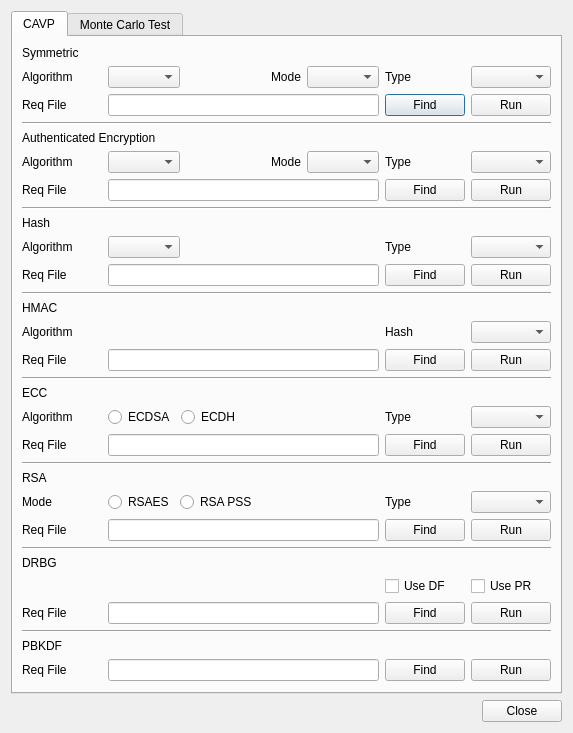
This is BerEditor/cavp_dlg.ui in jykim74/BerEditor as Qt 5 draws it before an edit. The edited form follows.
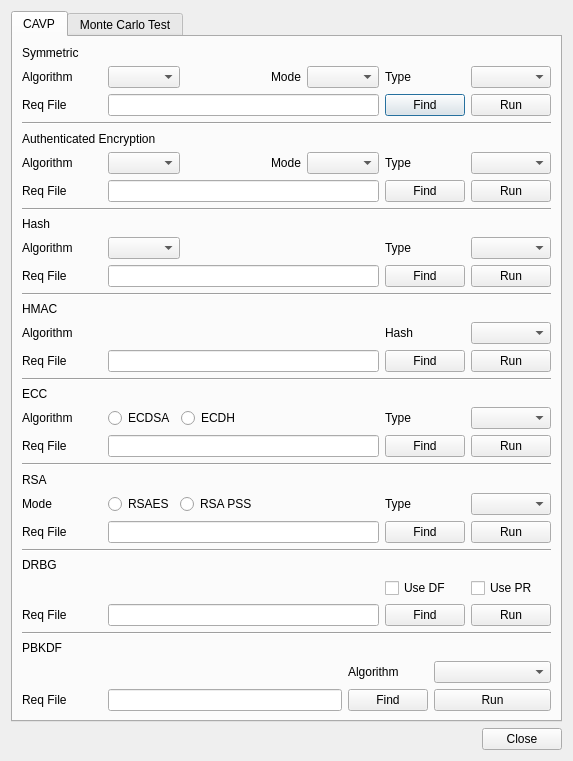
This is the edited form.

Commit message: CAVP 기능 틀 만듬

```diff
--- a/BerEditor/cavp_dlg.ui
+++ b/BerEditor/cavp_dlg.ui
@@ -7,7 +7,7 @@
     <x>0</x>
     <y>0</y>
     <width>573</width>
-    <height>715</height>
+    <height>730</height>
    </rect>
   </property>
   <property name="windowTitle">
@@ -633,54 +633,67 @@
        </item>
        <item>
         <layout class="QGridLayout" name="gridLayout_9">
-         <property name="topMargin">
-          <number>0</number>
-         </property>
-         <item row="0" column="2">
-          <widget class="QPushButton" name="mPBKDFFindBtn">
-           <property name="text">
-            <string>Find</string>
-           </property>
-          </widget>
-         </item>
-         <item row="0" column="0">
-          <widget class="QLabel" name="label_25">
-           <property name="minimumSize">
-            <size>
-             <width>80</width>
-             <height>0</height>
-            </size>
-           </property>
-           <property name="text">
-            <string>Req File</string>
-           </property>
-          </widget>
-         </item>
-         <item row="0" column="1">
+         <item row="1" column="1" colspan="2">
           <widget class="QLineEdit" name="mPBKDFReqFileText"/>
          </item>
-         <item row="0" column="3">
+         <item row="1" column="0">
+          <widget class="QLabel" name="label_49">
+           <property name="maximumSize">
+            <size>
+             <width>80</width>
+             <height>16777215</height>
+            </size>
+           </property>
+           <property name="text">
+            <string>Req File</string>
+           </property>
+          </widget>
+         </item>
+         <item row="1" column="3">
+          <widget class="QPushButton" name="mPBKDFFindBtn">
+           <property name="text">
+            <string>Find</string>
+           </property>
+          </widget>
+         </item>
+         <item row="1" column="4">
           <widget class="QPushButton" name="mPBKDFRunBtn">
            <property name="text">
             <string>Run</string>
            </property>
           </widget>
          </item>
+         <item row="0" column="4">
+          <widget class="QComboBox" name="mPBKDFAlgCombo"/>
+         </item>
+         <item row="0" column="3">
+          <widget class="QLabel" name="label_25">
+           <property name="maximumSize">
+            <size>
+             <width>80</width>
+             <height>16777215</height>
+            </size>
+           </property>
+           <property name="text">
+            <string>Algorithm</string>
+           </property>
+          </widget>
+         </item>
+         <item row="0" column="0" colspan="3">
+          <spacer name="horizontalSpacer_13">
+           <property name="orientation">
+            <enum>Qt::Horizontal</enum>
+           </property>
+           <property name="sizeHint" stdset="0">
+            <size>
+             <width>40</width>
+             <height>20</height>
+            </size>
+           </property>
+          </spacer>
+         </item>
         </layout>
        </item>
-       <item>
-        <spacer name="verticalSpacer_2">
-         <property name="orientation">
-          <enum>Qt::Vertical</enum>
-         </property>
-         <property name="sizeHint" stdset="0">
-          <size>
-           <width>20</width>
-           <height>40</height>
-          </size>
-         </property>
-        </spacer>
-       </item>
       </layout>
      </widget>
      <widget class="QWidget" name="tab_2">
```
The commit also changes 5 other files.
